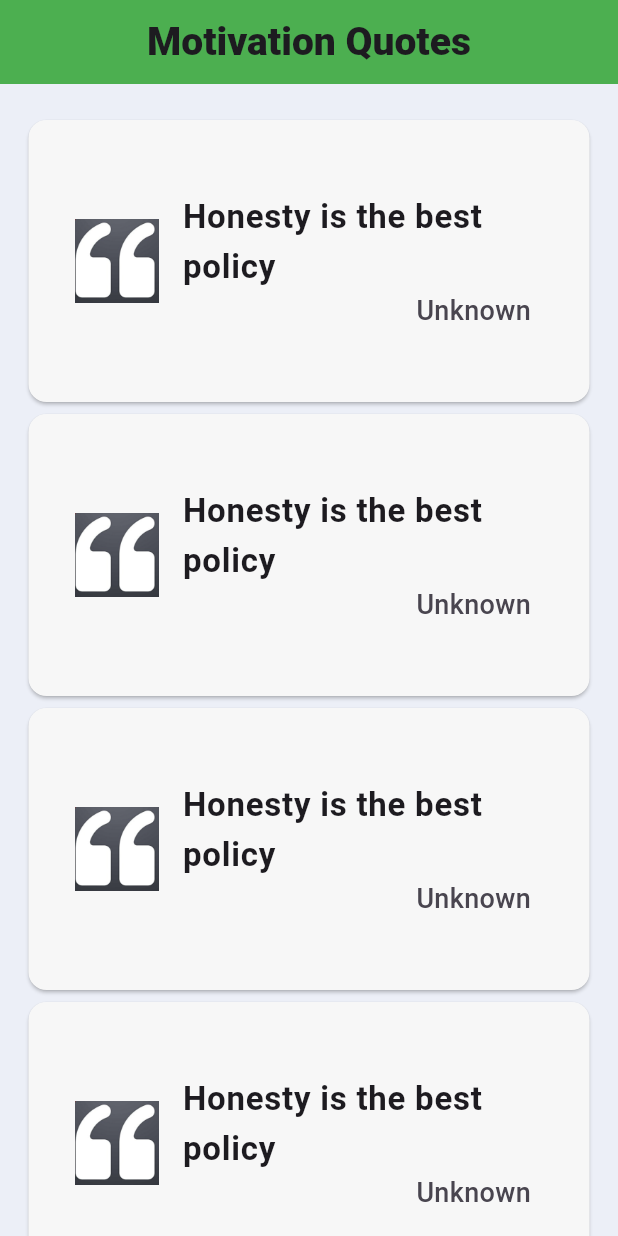
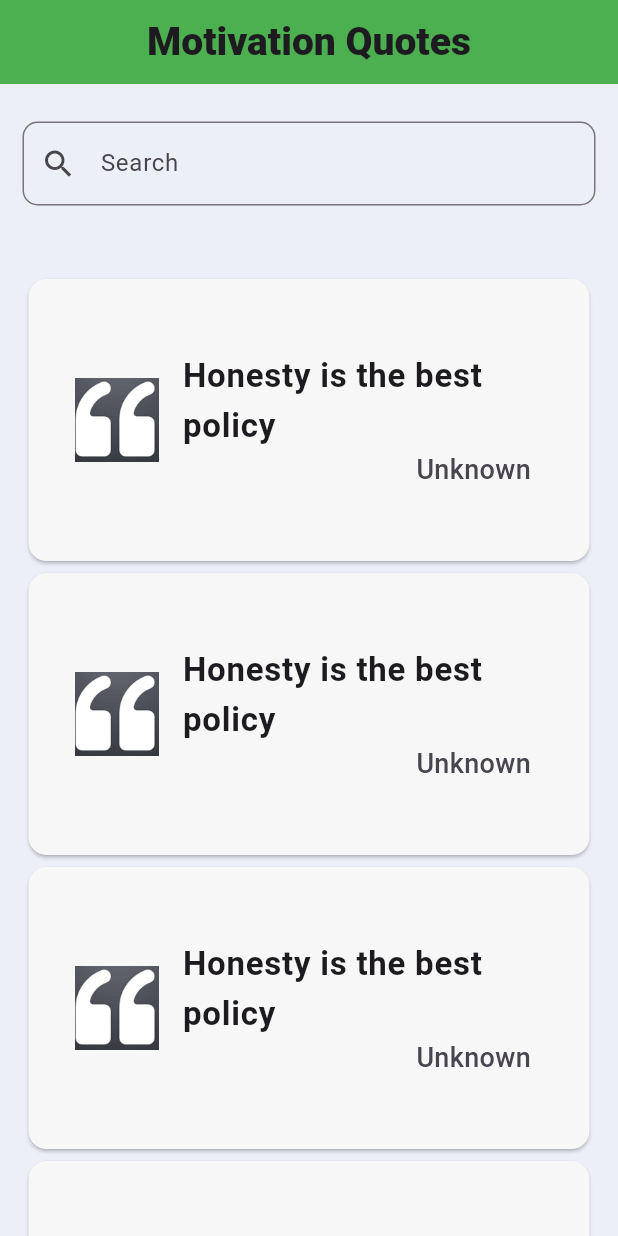
Before and after one commit to mdreja09/Local_Database, a Flutter app: the screen it shows after launch, on a phone screen of 412 x 824 dp. Run offline on Flutter 3.47's test engine with Material 3 defaults, Android fonts, the phone set to English and light mode, and no system bars; our stand-ins replace convex_bottom_bar, shared_preferences.

```diff
--- a/lib/api_1/screen.dart
+++ b/lib/api_1/screen.dart
@@ -22,23 +22,29 @@ class _MotivationalQuotesState extends State<MotivationalQuotes> {
       ),
       body: Column(
         children: [
-          //   TextField(
-          //
-          //
-          //   decoration: InputDecoration(
-          //    // labelText: "Email",
-          //     prefixIcon: Icon(Icons.search),
-          //
-          //     fillColor: Colors.grey,
-          //
-          //     border: OutlineInputBorder(
-          //
-          //       borderRadius: BorderRadius.circular(10),
-          //     ),
-          //
-          //
-          //   ),
-          // ),
+          Padding(
+            padding: const EdgeInsets.symmetric(horizontal: 15,vertical: 25),
+            child: TextField(
+
+
+
+              decoration: InputDecoration(
+
+               hintText: "Search",
+                prefixIcon: Icon(Icons.search),
+
+                fillColor: Colors.grey,
+
+                border: OutlineInputBorder(
+
+
+                  borderRadius: BorderRadius.circular(10),
+                ),
+
+
+              ),
+            ),
+          ),
           Expanded(
             child: ListView.builder(
 
```
Also changed, not shown: lib/database/api_database.dart (added, +86 -0 lines).
